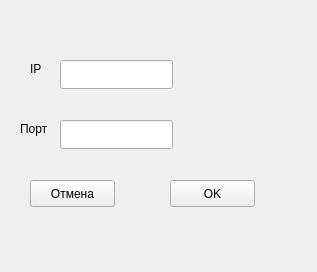
Above: setip.ui from IrenPischulina/TestServer before the change. Below: the same form after it.
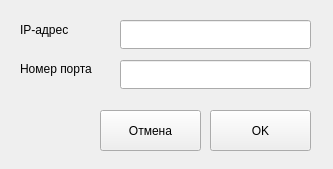
That is the form after the change.

The edit to the form file:
```diff
--- a/setip.ui
+++ b/setip.ui
@@ -6,8 +6,8 @@
    <rect>
     <x>0</x>
     <y>0</y>
-    <width>317</width>
-    <height>272</height>
+    <width>333</width>
+    <height>169</height>
    </rect>
   </property>
   <property name="windowTitle">
@@ -16,9 +16,9 @@
   <widget class="QLineEdit" name="ipLineEdit">
    <property name="geometry">
     <rect>
-     <x>60</x>
-     <y>60</y>
-     <width>113</width>
+     <x>120</x>
+     <y>20</y>
+     <width>191</width>
      <height>29</height>
     </rect>
    </property>
@@ -26,9 +26,9 @@
   <widget class="QLineEdit" name="portLineEdit">
    <property name="geometry">
     <rect>
-     <x>60</x>
-     <y>120</y>
-     <width>113</width>
+     <x>120</x>
+     <y>60</y>
+     <width>191</width>
      <height>29</height>
     </rect>
    </property>
@@ -36,10 +36,10 @@
   <widget class="QPushButton" name="okayButton">
    <property name="geometry">
     <rect>
-     <x>170</x>
-     <y>180</y>
-     <width>85</width>
-     <height>27</height>
+     <x>210</x>
+     <y>110</y>
+     <width>101</width>
+     <height>41</height>
     </rect>
    </property>
    <property name="text">
@@ -49,10 +49,10 @@
   <widget class="QPushButton" name="cancelButton">
    <property name="geometry">
     <rect>
-     <x>30</x>
-     <y>180</y>
-     <width>85</width>
-     <height>27</height>
+     <x>100</x>
+     <y>110</y>
+     <width>101</width>
+     <height>41</height>
     </rect>
    </property>
    <property name="text">
@@ -62,27 +62,27 @@
   <widget class="QLabel" name="label">
    <property name="geometry">
     <rect>
-     <x>30</x>
-     <y>60</y>
-     <width>21</width>
-     <height>17</height>
+     <x>20</x>
+     <y>20</y>
+     <width>51</width>
+     <height>20</height>
     </rect>
    </property>
    <property name="text">
-    <string>IP</string>
+    <string>IP-адрес</string>
    </property>
   </widget>
   <widget class="QLabel" name="label_2">
    <property name="geometry">
     <rect>
      <x>20</x>
-     <y>120</y>
-     <width>31</width>
+     <y>60</y>
+     <width>81</width>
      <height>17</height>
     </rect>
    </property>
    <property name="text">
-    <string>Порт</string>
+    <string>Номер порта</string>
    </property>
   </widget>
  </widget>
```
Left out of the diff: 2 changed lines with no effect on the pictures.
